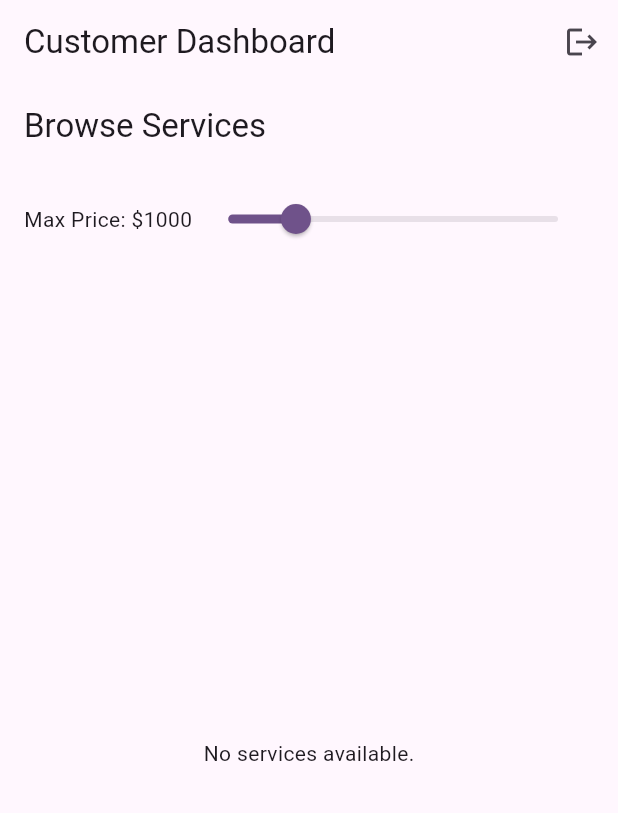
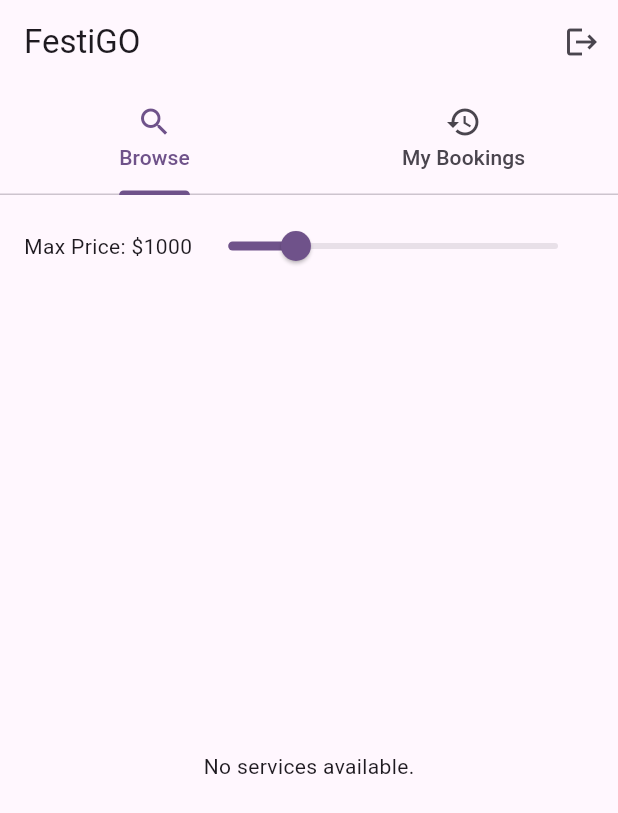
Before and after one commit to anashaslan/FestiGO, a Flutter app: the screen it shows once a user with an empty profile is signed in, on a phone screen of 412 x 824 dp. Shown: the top 813 px of the screen. Run offline on Flutter 3.47's test engine with Material 3 defaults, Android fonts, the light colour scheme and no system bars; our stand-ins replace cloud_firestore, firebase_auth, firebase_core; accounts and stored records are empty.

Commit message:
Change the customer booking screen, also add features where customer can notice the status of their booking.

```diff
--- a/event_service_app/lib/screens/customer_browse_services_screen.dart
+++ b/event_service_app/lib/screens/customer_browse_services_screen.dart
@@ -15,7 +15,6 @@ class _CustomerBrowseServicesScreenState extends State<CustomerBrowseServicesScr
   @override
   Widget build(BuildContext context) {
     return Scaffold(
-      appBar: AppBar(title: Text('Browse Services')),
       body: Column(
         children: [
           Padding(
--- a/event_service_app/lib/screens/customer_home.dart
+++ b/event_service_app/lib/screens/customer_home.dart
@@ -1,23 +1,35 @@
 import 'package:flutter/material.dart';
 import 'package:firebase_auth/firebase_auth.dart';
 import 'customer_browse_services_screen.dart';
+import 'customer_bookings_screen.dart';
 
 class CustomerHomeScreen extends StatelessWidget {
   const CustomerHomeScreen({super.key});
 
   @override
   Widget build(BuildContext context) {
-    return Scaffold(
-      appBar: AppBar(
-        title: Text('Customer Dashboard'),
-        actions: [
-          IconButton(
-            icon: Icon(Icons.logout),
-            onPressed: () => FirebaseAuth.instance.signOut(),
+    return DefaultTabController(
+      length: 2,
+      child: Scaffold(
+        appBar: AppBar(
+          title: const Text('FestiGO'),
+          actions: [
+            IconButton(
+              icon: const Icon(Icons.logout),
+              onPressed: () => FirebaseAuth.instance.signOut(),
+            ),
+          ],
+          bottom: const TabBar(
+            tabs: [
+              Tab(icon: Icon(Icons.search), text: 'Browse'),
+              Tab(icon: Icon(Icons.history), text: 'My Bookings'),
+            ],
           ),
-        ],
+        ),
+        body: const TabBarView(
+          children: [CustomerBrowseServicesScreen(), CustomerBookingsScreen()],
+        ),
       ),
-      body: CustomerBrowseServicesScreen(),
     );
   }
 }
```
Also changed, not shown: event_service_app/lib/screens/customer_bookings_screen.dart (added, +77 -0 lines).
